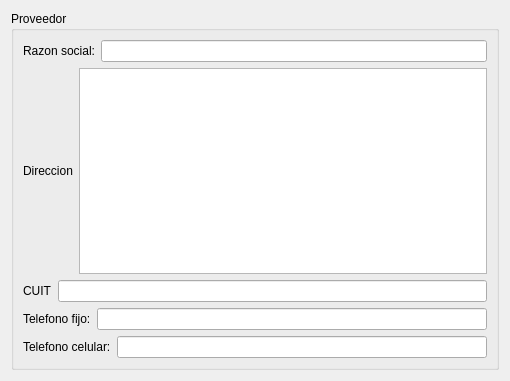
This is trunk/plugins/proveedor/FormProveedorBase.ui in chungote/gestotux as Qt 5 draws it before an edit. The edited form follows.
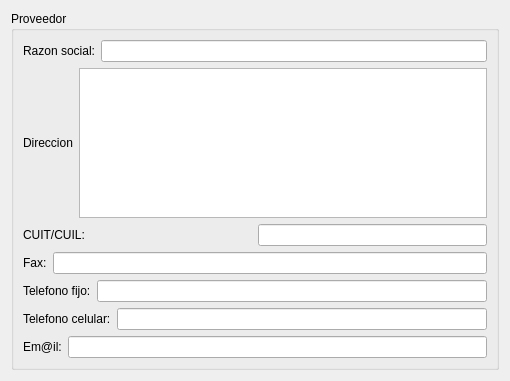
This is the edited form. Custom widgets are drawn as their Qt base class.

Commit message: - Arreglado problema con el agregador de clientes. - Arregladas pantalla de agregado y edición de proveedores. - Agregada clase CUIT/CUIL heredada de lineedit. - Utilizada la clase nueva en el formulario de clientes y proveedores.

What changed in the file:
```diff
--- a/trunk/plugins/proveedor/FormProveedorBase.ui
+++ b/trunk/plugins/proveedor/FormProveedorBase.ui
@@ -13,8 +13,8 @@
   <property name="windowTitle">
    <string>Form</string>
   </property>
-  <layout class="QGridLayout" name="gridLayout">
-   <item row="0" column="0">
+  <layout class="QVBoxLayout" name="verticalLayout_2">
+   <item>
     <widget class="QGroupBox" name="GBTitulo">
      <property name="title">
       <string>Proveedor</string>
@@ -53,12 +53,33 @@
         <item>
          <widget class="QLabel" name="label_3">
           <property name="text">
-           <string>CUIT</string>
+           <string>CUIT/CUIL:</string>
           </property>
          </widget>
         </item>
         <item>
-         <widget class="QLineEdit" name="LECUIT"/>
+         <widget class="ELECuitCuil" name="LECUIT">
+          <property name="sizePolicy">
+           <sizepolicy hsizetype="Preferred" vsizetype="Fixed">
+            <horstretch>0</horstretch>
+            <verstretch>0</verstretch>
+           </sizepolicy>
+          </property>
+         </widget>
+        </item>
+       </layout>
+      </item>
+      <item>
+       <layout class="QHBoxLayout" name="horizontalLayout_6">
+        <item>
+         <widget class="QLabel" name="LFax">
+          <property name="text">
+           <string>Fax:</string>
+          </property>
+         </widget>
+        </item>
+        <item>
+         <widget class="QLineEdit" name="LEFax"/>
         </item>
        </layout>
       </item>
@@ -90,11 +111,32 @@
         </item>
        </layout>
       </item>
+      <item>
+       <layout class="QHBoxLayout" name="horizontalLayout_7">
+        <item>
+         <widget class="QLabel" name="LEmail">
+          <property name="text">
+           <string>Em@il:</string>
+          </property>
+         </widget>
+        </item>
+        <item>
+         <widget class="QLineEdit" name="LEEmail"/>
+        </item>
+       </layout>
+      </item>
      </layout>
     </widget>
    </item>
   </layout>
  </widget>
+ <customwidgets>
+  <customwidget>
+   <class>ELECuitCuil</class>
+   <extends>QLineEdit</extends>
+   <header location="global">ELECuitCuil.h</header>
+  </customwidget>
+ </customwidgets>
  <resources/>
  <connections/>
 </ui>
```
Left out of the diff: 10 changed lines with no effect on the pictures. The commit also changes 17 other files.
